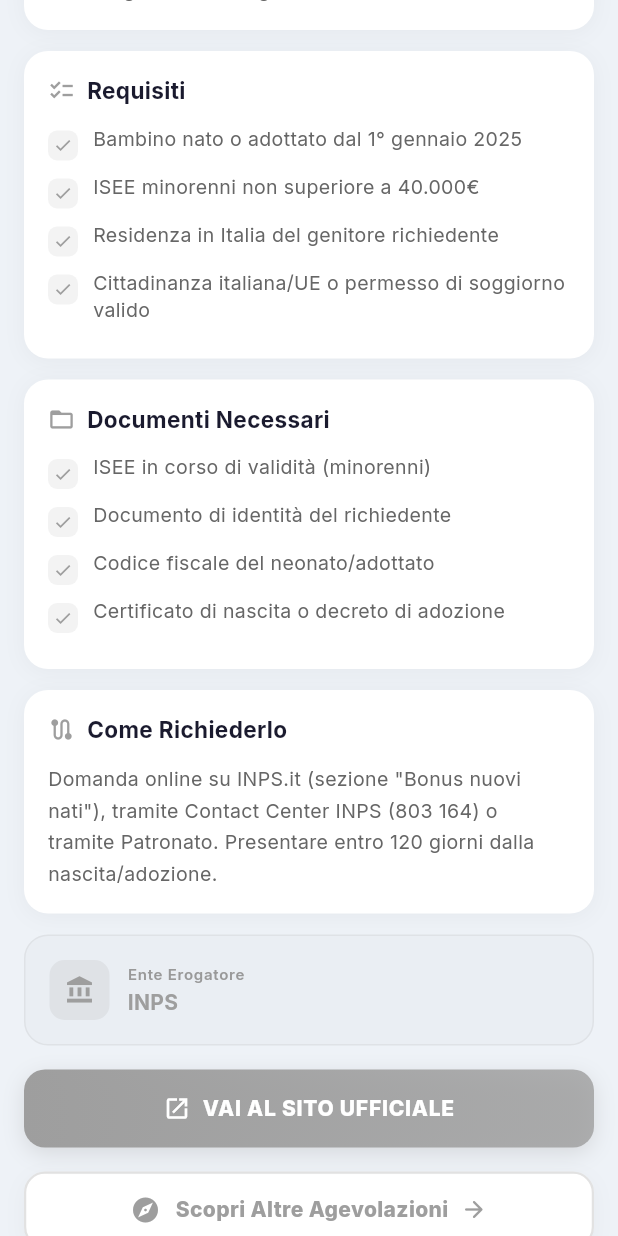
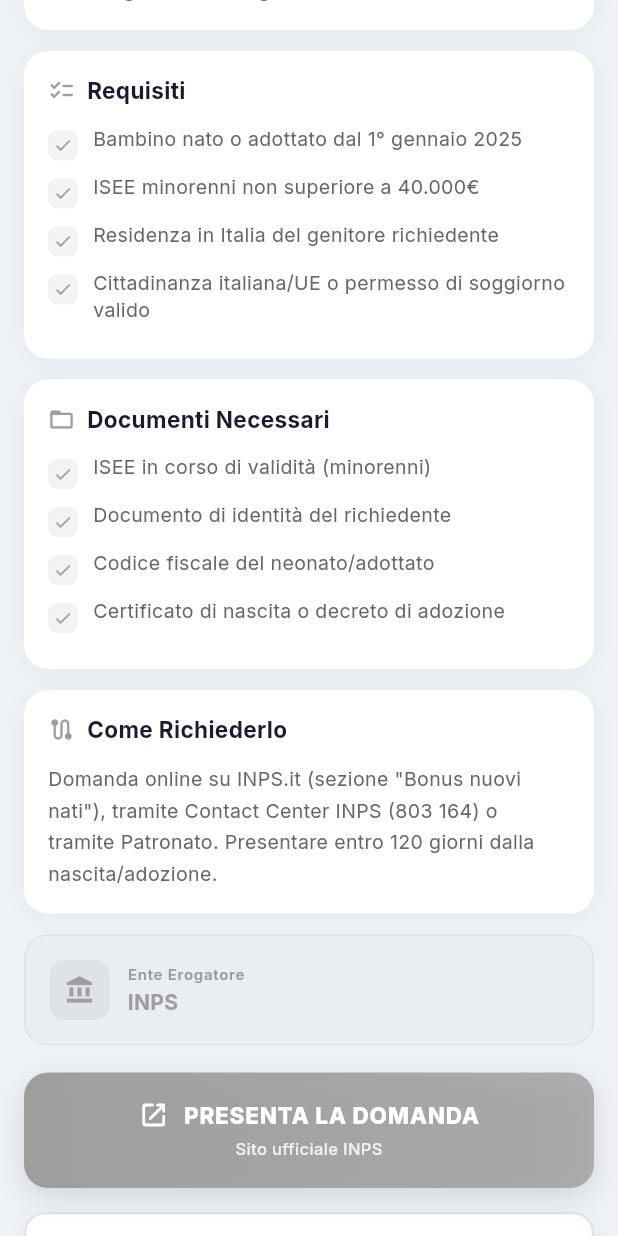
Before and after one commit to alutori-lang/IlmioPatronato, a Flutter app: the AgevolazioneDetailScreen screen opened directly with sample values from the repository, scrolled down 576 dp, on a phone screen of 412 x 824 dp. Run offline on Flutter 3.47's test engine with Material 3 defaults, Android fonts, the phone set to English and light mode, and no system bars; our stand-ins replace file_picker, flutter_tts, google_fonts, google_mobile_ads, image_picker, open_filex and 5 more; missing offline and left inert: cunning_document_scanner, pdfx; accounts and stored records are empty; network calls fail.

Commit message:
Fix blank detail page for bonus/agevolazioni
Root cause: _InfoBox wrapped its value Text in Flexible inside a Column
with unbounded height (Column -> Container -> Expanded in Row). The
layout constraint error was silently swallowed by SliverToBoxAdapter,
rendering the entire detail page blank on-device.

Removed the Flexible wrapper (Text already handles maxLines+ellipsis).
Also upgraded the "vai al sito ufficiale" button to a clearer CTA
"PRESENTA LA DOMANDA" with subtitle showing the erogating body.

Co-Authored-By: Claude Opus 4.7 (1M context) <noreply@anthropic.com>

```diff
--- a/lib/features/agevolazioni/agevolazione_detail_screen.dart
+++ b/lib/features/agevolazioni/agevolazione_detail_screen.dart
@@ -327,7 +327,7 @@ class AgevolazioneDetailScreen extends StatelessWidget {
 
   Widget _buildLinkButton(BuildContext context) {
     return Padding(
-      padding: const EdgeInsets.fromLTRB(16, 16, 16, 0),
+      padding: const EdgeInsets.fromLTRB(16, 18, 16, 0),
       child: GestureDetector(
         onTap: () async {
           final url = Uri.parse(agevolazione.linkUfficiale);
@@ -343,18 +343,29 @@ class AgevolazioneDetailScreen extends StatelessWidget {
         },
         child: Container(
           width: double.infinity,
-          padding: const EdgeInsets.symmetric(vertical: 16),
+          padding: const EdgeInsets.symmetric(vertical: 18, horizontal: 16),
           decoration: BoxDecoration(
             gradient: LinearGradient(colors: [color, color.withValues(alpha: 0.8)]),
-            borderRadius: BorderRadius.circular(14),
-            boxShadow: [BoxShadow(color: color.withValues(alpha: 0.3), blurRadius: 12, offset: const Offset(0, 4))],
+            borderRadius: BorderRadius.circular(16),
+            boxShadow: [BoxShadow(color: color.withValues(alpha: 0.35), blurRadius: 16, offset: const Offset(0, 6))],
           ),
-          child: const Row(
-            mainAxisAlignment: MainAxisAlignment.center,
+          child: Column(
+            mainAxisSize: MainAxisSize.min,
             children: [
-              Icon(Icons.open_in_new, color: Colors.white, size: 18),
-              SizedBox(width: 8),
-              Text('VAI AL SITO UFFICIALE', style: TextStyle(color: Colors.white, fontSize: 14, fontWeight: FontWeight.w800, letterSpacing: 0.5)),
+              const Row(
+                mainAxisAlignment: MainAxisAlignment.center,
+                children: [
+                  Icon(Icons.launch_rounded, color: Colors.white, size: 20),
+                  SizedBox(width: 10),
+                  Text('PRESENTA LA DOMANDA',
+                      style: TextStyle(color: Colors.white, fontSize: 15, fontWeight: FontWeight.w800, letterSpacing: 0.5)),
+                ],
+              ),
+              const SizedBox(height: 4),
+              Text(
+                'Sito ufficiale ${agevolazione.ente}',
+                style: TextStyle(color: Colors.white.withValues(alpha: 0.85), fontSize: 11, fontWeight: FontWeight.w500),
+              ),
             ],
           ),
         ),
@@ -391,7 +402,7 @@ class _InfoBox extends StatelessWidget {
             ],
           ),
           const SizedBox(height: 6),
-          Flexible(child: Text(value, style: const TextStyle(fontSize: 13, fontWeight: FontWeight.w700, color: AppColors.textDark), maxLines: 2, overflow: TextOverflow.ellipsis)),
+          Text(value, style: const TextStyle(fontSize: 13, fontWeight: FontWeight.w700, color: AppColors.textDark), maxLines: 2, overflow: TextOverflow.ellipsis),
         ],
       ),
     );
```
